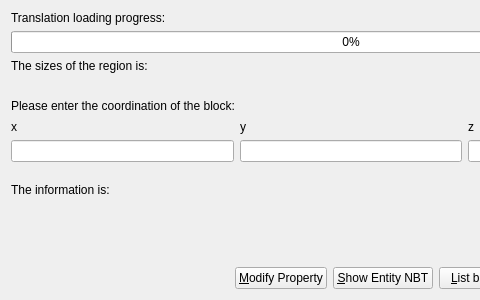
Old version of the form src/blockreaderui.ui in the repository DreamHelium/dhlrc; both pictures show x 0 to 480 and y 0 to 300 of the 702 by 300 pixel window.
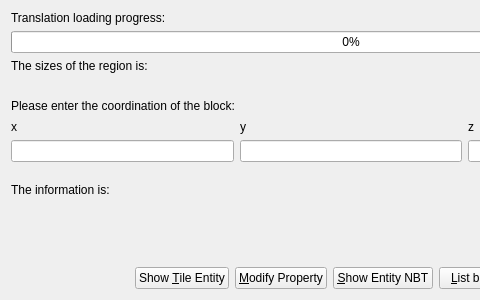
New version of the form.

Commit message: Test save for NBT's entity and Experimental NBT Export

What changed in the file:
```diff
--- a/src/blockreaderui.ui
+++ b/src/blockreaderui.ui
@@ -134,6 +134,13 @@
          </property>
         </spacer>
        </item>
+       <item>
+        <widget class="QPushButton" name="tileBtn">
+         <property name="text">
+          <string>Show &amp;Tile Entity</string>
+         </property>
+        </widget>
+       </item>
        <item>
         <widget class="QPushButton" name="propertyBtn">
          <property name="text">
```
The commit also changes 16 other files.
